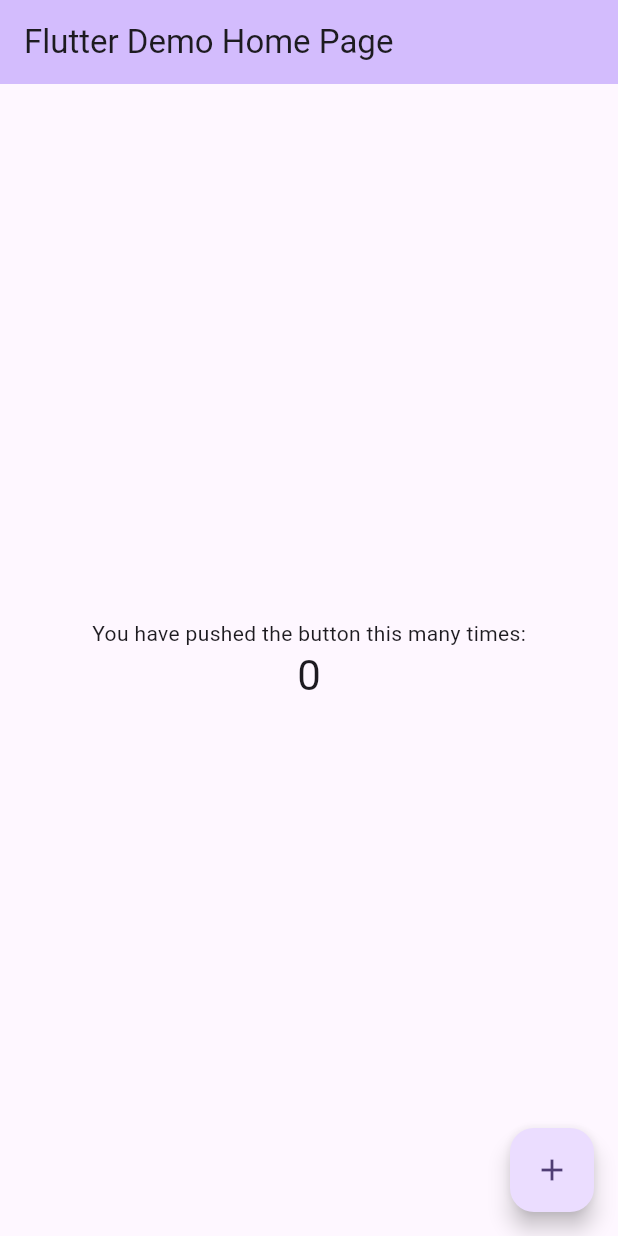
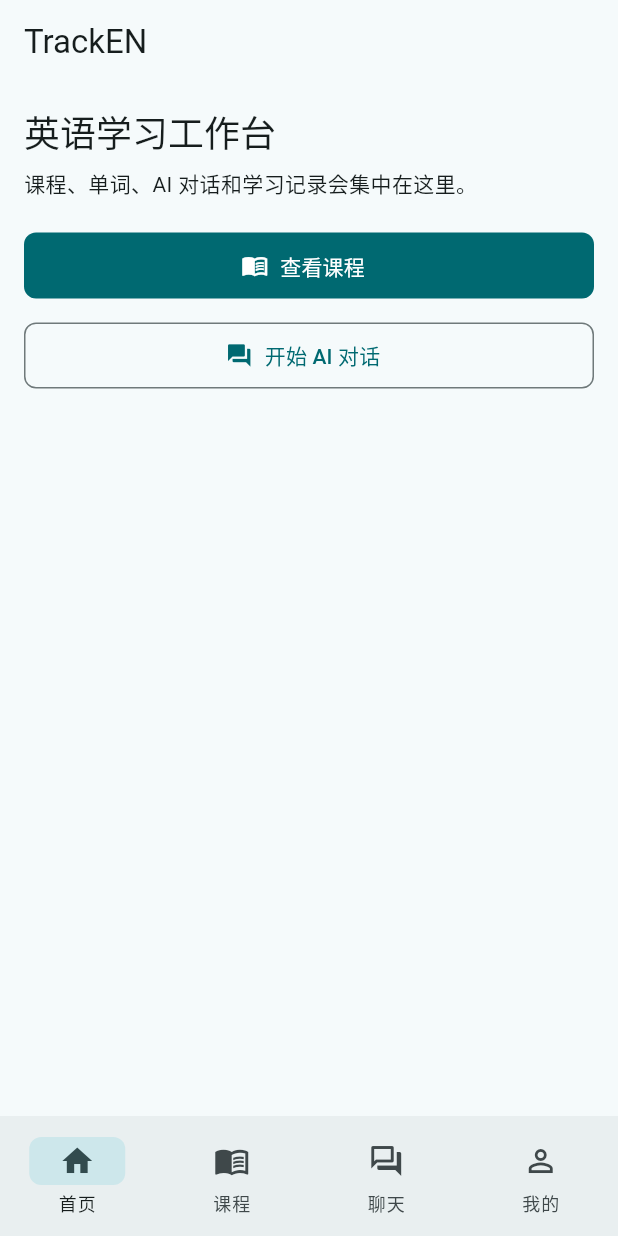
Before and after one commit to UserKei/TrackEN, a Flutter app: the screen it shows after launch, on a phone screen of 412 x 824 dp. Run offline on Flutter 3.47's test engine with Material 3 defaults, Android fonts, the phone set to English and light mode, and no system bars; our stand-ins replace flutter_riverpod, go_router.

Commit message:
build(mobile): add flutter dependencies and app shell

```diff
--- /dev/null
+++ b/apps/mobile/lib/app/app.dart
@@ -0,0 +1,22 @@
+import 'package:flutter/material.dart';
+import 'package:flutter_riverpod/flutter_riverpod.dart';
+
+import 'router.dart';
+import 'theme.dart';
+
+class TrackEnApp extends ConsumerWidget {
+  const TrackEnApp({super.key});
+
+  @override
+  Widget build(BuildContext context, WidgetRef ref) {
+    final router = ref.watch(routerProvider);
+
+    return MaterialApp.router(
+      title: 'TrackEN',
+      debugShowCheckedModeBanner: false,
+      theme: buildTrackEnTheme(Brightness.light),
+      darkTheme: buildTrackEnTheme(Brightness.dark),
+      routerConfig: router,
+    );
+  }
+}
--- /dev/null
+++ b/apps/mobile/lib/app/app_shell.dart
@@ -0,0 +1,46 @@
+import 'package:flutter/material.dart';
+import 'package:go_router/go_router.dart';
+
+class TrackEnShell extends StatelessWidget {
+  const TrackEnShell({required this.navigationShell, super.key});
+
+  final StatefulNavigationShell navigationShell;
+
+  @override
+  Widget build(BuildContext context) {
+    return Scaffold(
+      body: SafeArea(child: navigationShell),
+      bottomNavigationBar: NavigationBar(
+        selectedIndex: navigationShell.currentIndex,
+        onDestinationSelected: (index) {
+          navigationShell.goBranch(
+            index,
+            initialLocation: index == navigationShell.currentIndex,
+          );
+        },
+        destinations: const [
+          NavigationDestination(
+            icon: Icon(Icons.home_outlined),
+            selectedIcon: Icon(Icons.home),
+            label: '首页',
+          ),
+          NavigationDestination(
+            icon: Icon(Icons.menu_book_outlined),
+            selectedIcon: Icon(Icons.menu_book),
+            label: '课程',
+          ),
+          NavigationDestination(
+            icon: Icon(Icons.forum_outlined),
+            selectedIcon: Icon(Icons.forum),
+            label: '聊天',
+          ),
+          NavigationDestination(
+            icon: Icon(Icons.person_outline),
+            selectedIcon: Icon(Icons.person),
+            label: '我的',
+          ),
+        ],
+      ),
+    );
+  }
+}
--- /dev/null
+++ b/apps/mobile/lib/app/router.dart
@@ -0,0 +1,80 @@
+import 'package:flutter_riverpod/flutter_riverpod.dart';
+import 'package:go_router/go_router.dart';
+
+import '../features/auth/presentation/auth_screen.dart';
+import '../features/chat/presentation/chat_screen.dart';
+import '../features/course/presentation/course_screen.dart';
+import '../features/home/presentation/home_screen.dart';
+import '../features/learn/presentation/learn_screen.dart';
+import '../features/profile/presentation/profile_screen.dart';
+import '../features/word_book/presentation/word_book_screen.dart';
+import 'app_shell.dart';
+
+final routerProvider = Provider<GoRouter>((ref) {
+  return GoRouter(
+    initialLocation: '/',
+    routes: [
+      GoRoute(
+        path: '/auth',
+        name: 'auth',
+        builder: (context, state) => const AuthScreen(),
+      ),
+      GoRoute(
+        path: '/learn/:courseId/:title',
+        name: 'learn',
+        builder: (context, state) => LearnScreen(
+          courseId: state.pathParameters['courseId'] ?? '',
+          title: state.pathParameters['title'] ?? '学习',
+        ),
+      ),
+      GoRoute(
+        path: '/word-book',
+        name: 'word-book',
+        builder: (context, state) => const WordBookScreen(),
+      ),
+      StatefulShellRoute.indexedStack(
+        builder: (context, state, navigationShell) {
+          return TrackEnShell(navigationShell: navigationShell);
+        },
+        branches: [
+          StatefulShellBranch(
+            routes: [
+              GoRoute(
+                path: '/',
+                name: 'home',
+                builder: (context, state) => const HomeScreen(),
+              ),
+            ],
+          ),
+          StatefulShellBranch(
+            routes: [
+              GoRoute(
+                path: '/courses',
+                name: 'courses',
+                builder: (context, state) => const CourseScreen(),
+              ),
+            ],
+          ),
+          StatefulShellBranch(
+            routes: [
+              GoRoute(
+                path: '/chat',
+                name: 'chat',
+                builder: (context, state) => const ChatScreen(),
+              ),
+            ],
+          ),
+          StatefulShellBranch(
+            routes: [
+              GoRoute(
+                path: '/profile',
+                name: 'profile',
+                builder: (context, state) => const ProfileScreen(),
+              ),
+            ],
+          ),
+        ],
+      ),
+    ],
+  );
+});
--- /dev/null
+++ b/apps/mobile/lib/app/theme.dart
@@ -0,0 +1,52 @@
+import 'package:flutter/material.dart';
+
+ThemeData buildTrackEnTheme(Brightness brightness) {
+  final seed = brightness == Brightness.light
+      ? const Color(0xFF23666D)
+      : const Color(0xFF65B7B3);
+  final scheme = ColorScheme.fromSeed(seedColor: seed, brightness: brightness);
+
+  return ThemeData(
+    useMaterial3: true,
+    colorScheme: scheme,
+    scaffoldBackgroundColor: scheme.surface,
+    appBarTheme: AppBarTheme(
+      centerTitle: false,
+      elevation: 0,
+      backgroundColor: scheme.surface,
+      foregroundColor: scheme.onSurface,
+    ),
+    cardTheme: CardThemeData(
+      elevation: 0,
+      margin: EdgeInsets.zero,
+      color: scheme.surfaceContainerLow,
+      shape: RoundedRectangleBorder(
+        borderRadius: BorderRadius.circular(8),
+        side: BorderSide(color: scheme.outlineVariant),
+      ),
+    ),
+    inputDecorationTheme: InputDecorationTheme(
+      border: OutlineInputBorder(borderRadius: BorderRadius.circular(8)),
+      filled: true,
+      fillColor: scheme.surfaceContainerLowest,
+    ),
+    navigationBarTheme: NavigationBarThemeData(
+      labelBehavior: NavigationDestinationLabelBehavior.alwaysShow,
+      indicatorShape: RoundedRectangleBorder(
+        borderRadius: BorderRadius.circular(8),
+      ),
+    ),
+    filledButtonTheme: FilledButtonThemeData(
+      style: FilledButton.styleFrom(
+        shape: RoundedRectangleBorder(borderRadius: BorderRadius.circular(8)),
+        minimumSize: const Size(48, 44),
+      ),
+    ),
+    outlinedButtonTheme: OutlinedButtonThemeData(
+      style: OutlinedButton.styleFrom(
+        shape: RoundedRectangleBorder(borderRadius: BorderRadius.circular(8)),
+        minimumSize: const Size(48, 44),
+      ),
+    ),
+  );
+}
--- /dev/null
+++ b/apps/mobile/lib/features/auth/presentation/auth_screen.dart
@@ -0,0 +1,13 @@
+import 'package:flutter/material.dart';
+
+class AuthScreen extends StatelessWidget {
+  const AuthScreen({super.key});
+
+  @override
+  Widget build(BuildContext context) {
+    return Scaffold(
+      appBar: AppBar(title: const Text('登录 TrackEN')),
+      body: const Center(child: Text('登录注册模块建设中')),
+    );
+  }
+}
--- /dev/null
+++ b/apps/mobile/lib/features/chat/presentation/chat_screen.dart
@@ -0,0 +1,13 @@
+import 'package:flutter/material.dart';
+
+class ChatScreen extends StatelessWidget {
+  const ChatScreen({super.key});
+
+  @override
+  Widget build(BuildContext context) {
+    return Scaffold(
+      appBar: AppBar(title: const Text('AI 对话')),
+      body: const Center(child: Text('聊天模块建设中')),
+    );
+  }
+}
--- /dev/null
+++ b/apps/mobile/lib/features/course/presentation/course_screen.dart
@@ -0,0 +1,13 @@
+import 'package:flutter/material.dart';
+
+class CourseScreen extends StatelessWidget {
+  const CourseScreen({super.key});
+
+  @override
+  Widget build(BuildContext context) {
+    return Scaffold(
+      appBar: AppBar(title: const Text('课程')),
+      body: const Center(child: Text('课程模块建设中')),
+    );
+  }
+}
--- /dev/null
+++ b/apps/mobile/lib/features/home/presentation/home_screen.dart
@@ -0,0 +1,35 @@
+import 'package:flutter/material.dart';
+import 'package:go_router/go_router.dart';
+
+class HomeScreen extends StatelessWidget {
+  const HomeScreen({super.key});
+
+  @override
+  Widget build(BuildContext context) {
+    final textTheme = Theme.of(context).textTheme;
+
+    return Scaffold(
+      appBar: AppBar(title: const Text('TrackEN')),
+      body: ListView(
+        padding: const EdgeInsets.all(16),
+        children: [
+          Text('英语学习工作台', style: textTheme.headlineSmall),
+          const SizedBox(height: 8),
+          Text('课程、单词、AI 对话和学习记录会集中在这里。', style: textTheme.bodyMedium),
+          const SizedBox(height: 20),
+          FilledButton.icon(
+            onPressed: () => context.go('/courses'),
+            icon: const Icon(Icons.menu_book),
+            label: const Text('查看课程'),
+          ),
+          const SizedBox(height: 12),
+          OutlinedButton.icon(
+            onPressed: () => context.go('/chat'),
+            icon: const Icon(Icons.forum),
+            label: const Text('开始 AI 对话'),
+          ),
+        ],
+      ),
+    );
+  }
+}
--- /dev/null
+++ b/apps/mobile/lib/features/word_book/presentation/word_book_screen.dart
@@ -0,0 +1,13 @@
+import 'package:flutter/material.dart';
+
+class WordBookScreen extends StatelessWidget {
+  const WordBookScreen({super.key});
+
+  @override
+  Widget build(BuildContext context) {
+    return Scaffold(
+      appBar: AppBar(title: const Text('单词本')),
+      body: const Center(child: Text('单词本模块建设中')),
+    );
+  }
+}
--- a/apps/mobile/lib/main.dart
+++ b/apps/mobile/lib/main.dart
@@ -1,122 +1,8 @@
 import 'package:flutter/material.dart';
+import 'package:flutter_riverpod/flutter_riverpod.dart';
+
+import 'app/app.dart';
 
 void main() {
-  runApp(const MyApp());
+  runApp(const ProviderScope(child: TrackEnApp()));
 }
-
-class MyApp extends StatelessWidget {
-  const MyApp({super.key});
-
-  // This widget is the root of your application.
-  @override
-  Widget build(BuildContext context) {
-    return MaterialApp(
-      title: 'Flutter Demo',
-      theme: ThemeData(
-        // This is the theme of your application.
-        //
-        // TRY THIS: Try running your application with "flutter run". You'll see
-        // the application has a purple toolbar. Then, without quitting the app,
-        // try changing the seedColor in the colorScheme below to Colors.green
-        // and then invoke "hot reload" (save your changes or press the "hot
-        // reload" button in a Flutter-supported IDE, or press "r" if you used
-        // the command line to start the app).
-        //
-        // Notice that the counter didn't reset back to zero; the application
-        // state is not lost during the reload. To reset the state, use hot
-        // restart instead.
-        //
-        // This works for code too, not just values: Most code changes can be
-        // tested with just a hot reload.
-        colorScheme: .fromSeed(seedColor: Colors.deepPurple),
-      ),
-      home: const MyHomePage(title: 'Flutter Demo Home Page'),
-    );
-  }
-}
-
-class MyHomePage extends StatefulWidget {
-  const MyHomePage({super.key, required this.title});
-
-  // This widget is the home page of your application. It is stateful, meaning
-  // that it has a State object (defined below) that contains fields that affect
-  // how it looks.
-
-  // This class is the configuration for the state. It holds the values (in this
-  // case the title) provided by the parent (in this case the App widget) and
-  // used by the build method of the State. Fields in a Widget subclass are
-  // always marked "final".
-
-  final String title;
-
-  @override
-  State<MyHomePage> createState() => _MyHomePageState();
-}
-
-class _MyHomePageState extends State<MyHomePage> {
-  int _counter = 0;
-
-  void _incrementCounter() {
-    setState(() {
-      // This call to setState tells the Flutter framework that something has
-      // changed in this State, which causes it to rerun the build method below
-      // so that the display can reflect the updated values. If we changed
-      // _counter without calling setState(), then the build method would not be
-      // called again, and so nothing would appear to happen.
-      _counter++;
-    });
-  }
-
-  @override
-  Widget build(BuildContext context) {
-    // This method is rerun every time setState is called, for instance as done
-    // by the _incrementCounter method above.
-    //
-    // The Flutter framework has been optimized to make rerunning build methods
-    // fast, so that you can just rebuild anything that needs updating rather
-    // than having to individually change instances of widgets.
-    return Scaffold(
-      appBar: AppBar(
-        // TRY THIS: Try changing the color here to a specific color (to
-        // Colors.amber, perhaps?) and trigger a hot reload to see the AppBar
-        // change color while the other colors stay the same.
-        backgroundColor: Theme.of(context).colorScheme.inversePrimary,
-        // Here we take the value from the MyHomePage object that was created by
-        // the App.build method, and use it to set our appbar title.
-        title: Text(widget.title),
-      ),
-      body: Center(
-        // Center is a layout widget. It takes a single child and positions it
-        // in the middle of the parent.
-        child: Column(
-          // Column is also a layout widget. It takes a list of children and
-          // arranges them vertically. By default, it sizes itself to fit its
-          // children horizontally, and tries to be as tall as its parent.
-          //
-          // Column has various properties to control how it sizes itself and
-          // how it positions its children. Here we use mainAxisAlignment to
-          // center the children vertically; the main axis here is the vertical
-          // axis because Columns are vertical (the cross axis would be
-          // horizontal).
-          //
-          // TRY THIS: Invoke "debug painting" (choose the "Toggle Debug Paint"
-          // action in the IDE, or press "p" in the console), to see the
-          // wireframe for each widget.
-          mainAxisAlignment: .center,
-          children: [
-            const Text('You have pushed the button this many times:'),
-            Text(
-              '$_counter',
-              style: Theme.of(context).textTheme.headlineMedium,
-            ),
-          ],
-        ),
-      ),
-      floatingActionButton: FloatingActionButton(
-        onPressed: _incrementCounter,
-        tooltip: 'Increment',
-        child: const Icon(Icons.add),
-      ),
-    );
-  }
-}
```
Also changed, not shown: apps/mobile/lib/core/config/app_env.dart (added, +38 -0 lines), apps/mobile/lib/core/ui/app_async_view.dart (added, +33 -0 lines), apps/mobile/lib/core/ui/app_empty_state.dart (added, +42 -0 lines), apps/mobile/lib/core/ui/app_section.dart (added, +33 -0 lines), apps/mobile/lib/features/learn/presentation/learn_screen.dart (added, +16 -0 lines), apps/mobile/lib/features/profile/presentation/profile_screen.dart (added, +29 -0 lines), apps/mobile/pubspec.yaml (+23 -0 lines), apps/mobile/pubspec.lock (added), 4 other files.
